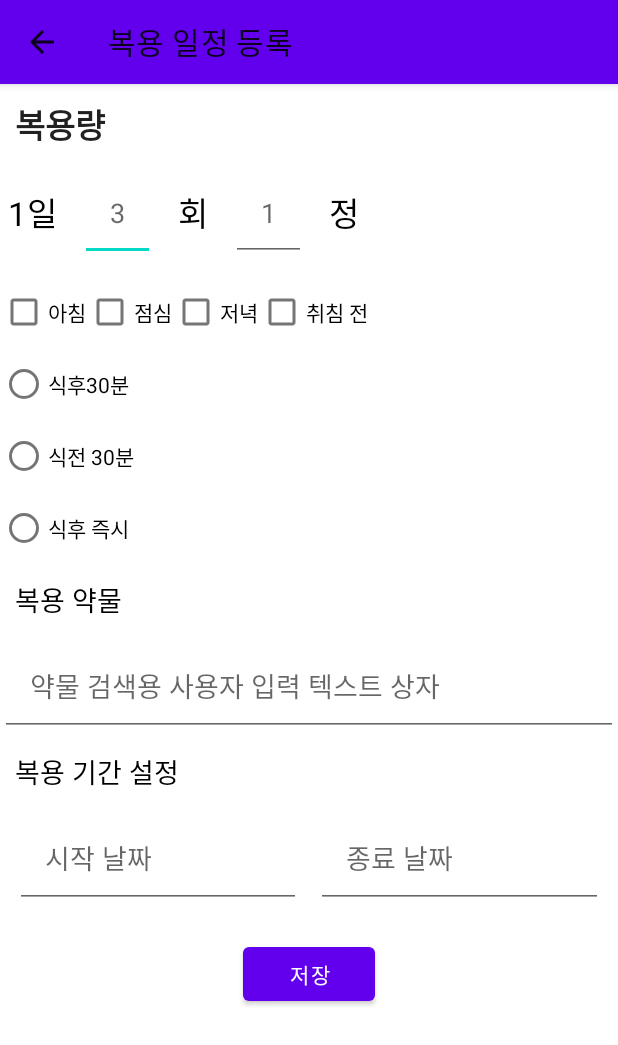
After one commit to mazedma/EpilepSEE_hyewon, an Android app: the MedicationScheduleActivity screen opened directly, with no data from a screen before it, on a phone screen of 412 x 824 dp. The commit adds this screen. Shown: the top 1045 px of the screen. Run offline under Robolectric (Android 15) with nearby library versions, the phone set to English and light mode, and no system bars.

Commit message:
발작기록+약물 부작용+약물복용+생리Activity 완료

```diff
--- a/app/src/main/AndroidManifest.xml
+++ b/app/src/main/AndroidManifest.xml
@@ -11,6 +11,12 @@
         android:supportsRtl="true"
         android:theme="@style/Theme.EpilepSEE"
         tools:targetApi="31">
+        <activity
+            android:name=".MedicationScheduleActivity"
+            android:exported="false" />
+        <activity
+            android:name=".PeriodRecordActivity"
+            android:exported="false" />
         <activity
             android:name=".SideEffectActivity"
             android:exported="false" />
--- a/app/src/main/java/kr/co/episode/epilepsee/FirstFragment.java
+++ b/app/src/main/java/kr/co/episode/epilepsee/FirstFragment.java
@@ -115,7 +115,7 @@ public class FirstFragment extends Fragment {
             // Format the selected date
             DateFormat dateFormat = new SimpleDateFormat("yyyy-MM-dd", Locale.getDefault());
             String selectedDate = dateFormat.format(calendar.getTime());
-            TextView selectedDateTextView = getActivity().findViewById(R.id.selectedDrugDateTextView);
+            TextView selectedDateTextView = getActivity().findViewById(R.id.selectedDateTextView);
             selectedDateTextView.setText(selectedDate);
         }
     }
--- a/app/src/main/java/kr/co/episode/epilepsee/MainActivity.java
+++ b/app/src/main/java/kr/co/episode/epilepsee/MainActivity.java
@@ -73,11 +73,13 @@ public class MainActivity extends AppCompatActivity {
                         }
                         else if (menuItem.getItemId() == R.id.add_drug) {
                             Toast.makeText(MainActivity.this, "약물 선택", Toast.LENGTH_SHORT).show();
-//                            Intent intent = new Intent(getApplicationContext(), ???Activity.class);
+                            Intent intent = new Intent(getApplicationContext(), MedicationScheduleActivity.class);
+                            startActivity(intent);
                         }
                         else {
                             Toast.makeText(MainActivity.this, "생리 선택", Toast.LENGTH_SHORT).show();
-//                            Intent intent = new Intent(getApplicationContext(), ???Activity.class);
+                            Intent intent = new Intent(getApplicationContext(), PeriodRecordActivity.class);
+                            startActivity(intent);
                         }
                         return false;
                     }
--- /dev/null
+++ b/app/src/main/java/kr/co/episode/epilepsee/MedicationScheduleActivity.java
@@ -0,0 +1,35 @@
+package kr.co.episode.epilepsee;
+
+import androidx.appcompat.app.ActionBar;
+import androidx.appcompat.app.AppCompatActivity;
+
+import android.os.Bundle;
+
+import kr.co.episode.epilepsee.databinding.ActivityMedicationScheduleBinding;
+
+public class MedicationScheduleActivity extends AppCompatActivity {
+
+    ActivityMedicationScheduleBinding activityMedicationScheduleBinding;
+
+    @Override
+    protected void onCreate(Bundle savedInstanceState) {
+        super.onCreate(savedInstanceState);
+        activityMedicationScheduleBinding = ActivityMedicationScheduleBinding.inflate(getLayoutInflater());
+        setContentView(activityMedicationScheduleBinding.getRoot());
+
+        //액션바에 백 버튼 추가
+        ActionBar actionBar = getSupportActionBar();
+        if (actionBar != null) {
+            actionBar.setDisplayHomeAsUpEnabled(true);
+        }
+        getSupportActionBar().setTitle("복용 일정 등록"); // 화면 제목 설정
+        getSupportActionBar().setDisplayHomeAsUpEnabled(true); // 뒤로가기 버튼
+
+    }
+    // 액션바의 백 버튼 클릭 이벤트 처리
+    @Override
+    public boolean onSupportNavigateUp () {
+        onBackPressed();
+        return true;
+    }
+}
--- /dev/null
+++ b/app/src/main/res/layout/activity_medication_schedule.xml
@@ -0,0 +1,206 @@
+<?xml version="1.0" encoding="utf-8"?>
+<LinearLayout xmlns:android="http://schemas.android.com/apk/res/android"
+    xmlns:app="http://schemas.android.com/apk/res-auto"
+    xmlns:tools="http://schemas.android.com/tools"
+    android:layout_width="match_parent"
+    android:layout_height="match_parent"
+    android:orientation="vertical"
+    tools:context=".MedicationScheduleActivity">
+
+    <TextView
+        android:layout_width="wrap_content"
+        android:layout_height="wrap_content"
+        android:layout_marginLeft="10dp"
+        android:layout_marginTop="10dp"
+        android:text="복용량"
+        android:textAppearance="@style/TextAppearance.AppCompat.Large"
+        android:textStyle="bold" />
+
+    <LinearLayout
+        android:layout_width="match_parent"
+        android:layout_height="wrap_content"
+        android:gravity="center_vertical"
+        android:orientation="horizontal">
+
+        <TextView
+            android:layout_width="wrap_content"
+            android:layout_height="wrap_content"
+            android:layout_margin="5dp"
+            android:text="1일"
+            android:textAppearance="@style/TextAppearance.AppCompat.Large"
+            android:textColor="#000000" />
+
+        <EditText
+            android:id="@+id/editTextNumDosage"
+            android:layout_width="wrap_content"
+            android:layout_height="wrap_content"
+            android:layout_margin="10dp"
+            android:hint="3"
+            android:padding="20dp" />
+
+        <TextView
+            android:layout_width="wrap_content"
+            android:layout_height="wrap_content"
+            android:layout_margin="5dp"
+            android:text="회"
+            android:textAppearance="@style/TextAppearance.AppCompat.Large"
+            android:textColor="#000000" />
+
+        <EditText
+            android:id="@+id/editTextNumPills"
+            android:layout_width="wrap_content"
+            android:layout_height="wrap_content"
+            android:layout_margin="10dp"
+            android:hint="1"
+            android:padding="20dp" />
+
+        <TextView
+            android:layout_width="wrap_content"
+            android:layout_height="wrap_content"
+            android:layout_margin="5dp"
+            android:text="정"
+            android:textAppearance="@style/TextAppearance.AppCompat.Large"
+            android:textColor="#000000" />
+    </LinearLayout>
+
+    <LinearLayout
+        android:layout_width="match_parent"
+        android:layout_height="wrap_content"
+        android:orientation="horizontal">
+
+        <CheckBox
+            android:id="@+id/checkBoxMorning"
+            android:layout_width="wrap_content"
+            android:layout_height="wrap_content"
+            android:text="아침" />
+
+        <CheckBox
+            android:id="@+id/checkBoxLunch"
+            android:layout_width="wrap_content"
+            android:layout_height="wrap_content"
+            android:text="점심" />
+
+        <CheckBox
+            android:id="@+id/checkBoxDinner"
+            android:layout_width="wrap_content"
+            android:layout_height="wrap_content"
+            android:text="저녁" />
+
+        <CheckBox
+            android:id="@+id/checkBoxBedtime"
+            android:layout_width="wrap_content"
+            android:layout_height="wrap_content"
+            android:text="취침 전" />
+    </LinearLayout>
+
+    <LinearLayout
+        android:layout_width="match_parent"
+        android:layout_height="wrap_content"
+        android:orientation="vertical">
+
+        <RadioGroup
+            android:id="@+id/radioGroupTiming"
+            android:layout_width="match_parent"
+            android:layout_height="wrap_content">
+
+            <RadioButton
+                android:id="@+id/radioButtonAfterMeal"
+                android:layout_width="wrap_content"
+                android:layout_height="wrap_content"
+                android:text="식후30분"
+                android:textAppearance="@style/TextAppearance.AppCompat.Small"
+                android:textColor="#000000" />
+
+            <RadioButton
+                android:id="@+id/radioButtonBeforeMeal"
+                android:layout_width="wrap_content"
+                android:layout_height="wrap_content"
+                android:text="식전 30분"
+                android:textAppearance="@style/TextAppearance.AppCompat.Small"
+                android:textColor="#000000" />
+
+            <RadioButton
+                android:id="@+id/radioButtonImmediate"
+                android:layout_width="wrap_content"
+                android:layout_height="wrap_content"
+                android:text="식후 즉시"
+                android:textAppearance="@style/TextAppearance.AppCompat.Small"
+                android:textColor="#000000" />
+        </RadioGroup>
+    </LinearLayout>
+
+    <LinearLayout
+            android:layout_width="match_parent"
+            android:layout_height="wrap_content"
+            android:orientation="vertical">
+
+            <TextView
+                android:layout_width="wrap_content"
+                android:layout_height="wrap_content"
+                android:layout_margin="10dp"
+                android:text="복용 약물"
+                android:textAppearance="@style/TextAppearance.AppCompat.Large"
+                android:textColor="#000000"
+                android:textSize="18sp" />
+
+            <EditText
+                android:id="@+id/editTextMedication"
+                android:layout_width="match_parent"
+                android:layout_height="wrap_content"
+                android:padding="20dp"
+                android:hint="약물 검색용 사용자 입력 텍스트 상자" />
+
+            <TextView
+                android:layout_width="wrap_content"
+                android:layout_height="wrap_content"
+                android:layout_margin="10dp"
+                android:text="복용 기간 설정"
+                android:textAppearance="@style/TextAppearance.AppCompat.Medium"
+                android:textColor="#000000" />
+    </LinearLayout>
+
+        <LinearLayout
+            android:layout_width="match_parent"
+            android:layout_height="wrap_content"
+            android:orientation="horizontal">
+
+            <EditText
+                android:id="@+id/editTextStartDate"
+                android:layout_width="0dp"
+                android:layout_height="wrap_content"
+                android:layout_marginLeft="10dp"
+                android:layout_marginRight="10dp"
+                android:layout_weight="1"
+                android:hint="시작 날짜"
+                android:inputType="date"
+                android:padding="20dp" />
+
+            <EditText
+                android:id="@+id/editTextEndDate"
+                android:layout_width="0dp"
+                android:layout_height="wrap_content"
+                android:layout_marginLeft="10dp"
+                android:layout_marginEnd="10dp"
+                android:layout_weight="1"
+                android:hint="종료 날짜"
+                android:inputType="date"
+                android:padding="20dp" />
+        </LinearLayout>
+
+        <Space
+                android:layout_width="match_parent"
+                android:layout_height="20dp" />
+
+    <LinearLayout
+                android:layout_width="match_parent"
+                android:layout_height="wrap_content"
+                android:orientation="horizontal"
+                android:gravity="center">
+
+                <Button
+                    android:id="@+id/buttonSave"
+                    android:layout_width="wrap_content"
+                    android:layout_height="wrap_content"
+                    android:text="저장" />
+    </LinearLayout>
+</LinearLayout>
--- a/app/src/main/res/layout/activity_profile.xml
+++ b/app/src/main/res/layout/activity_profile.xml
@@ -80,17 +80,17 @@
                 android:layout_width="match_parent"
                 android:layout_height="match_parent"
                 android:layout_weight="1"
-                android:checkedButton="@id/radioButton"
+                android:checkedButton="@id/MaleButton"
                 android:orientation="horizontal">
 
                 <RadioButton
-                    android:id="@+id/radioButton"
+                    android:id="@+id/MaleButton"
                     android:layout_width="wrap_content"
                     android:layout_height="wrap_content"
                     android:text="남성" />
 
                 <RadioButton
-                    android:id="@+id/radioButton2"
+                    android:id="@+id/FemaleButton"
                     android:layout_width="wrap_content"
                     android:layout_height="wrap_content"
                     android:text="여성" />
--- a/app/src/main/res/layout/activity_side_effect.xml
+++ b/app/src/main/res/layout/activity_side_effect.xml
@@ -44,7 +44,7 @@
                     android:textAppearance="@style/TextAppearance.AppCompat.Large" />
 
                 <Button
-                    android:id="@+id/dateButton"
+                    android:id="@+id/DrugdateButton"
                     android:layout_width="wrap_content"
                     android:layout_height="wrap_content"
                     android:layout_marginEnd="10dp"
--- a/app/src/main/res/layout/fragment_first.xml
+++ b/app/src/main/res/layout/fragment_first.xml
@@ -31,7 +31,7 @@
             android:paddingLeft="10dp">
 
             <TextView
-                android:id="@+id/selectedDrugDateTextView"
+                android:id="@+id/selectedDateTextView"
                 android:layout_width="match_parent"
                 android:layout_height="wrap_content"
                 android:layout_weight="2"
```
Also changed, not shown: app/src/main/java/kr/co/episode/epilepsee/PeriodRecordActivity.java (added, +36 -0 lines), app/src/main/java/kr/co/episode/epilepsee/SideEffectActivity.java (+60 -1 lines), app/src/main/res/layout/activity_period_record.xml (added, +88 -0 lines), app/src/main/res/drawable/bin.png (added), app/src/main/res/drawable/period.png (added).
